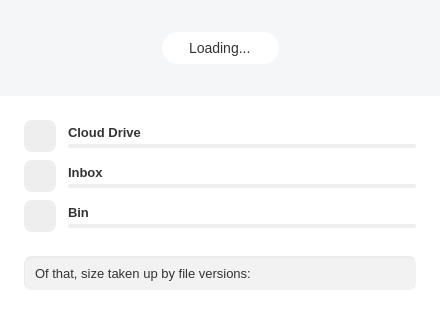
meganz/MEGAsync, file src/MEGASync/gui/linux/AccountDetailsDialog.ui: the form before one commit.
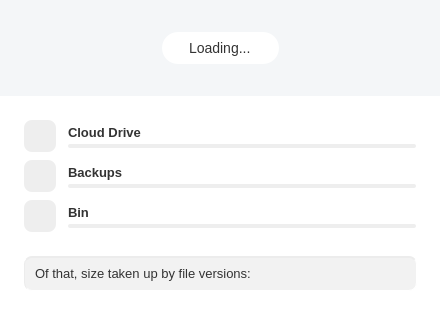
The form after the commit. Icons and pictures are not drawn. Custom widgets are drawn as their Qt base class.

Commit message: AccountDetailsDialog: Inbox->Backups

The edit to the form file:
```diff
--- a/src/MEGASync/gui/linux/AccountDetailsDialog.ui
+++ b/src/MEGASync/gui/linux/AccountDetailsDialog.ui
@@ -47,7 +47,7 @@
     min-width:440px;
 }
 
-#lCloudDrive, #lInbox, #lRubbish, #lStorage, #lTransfer
+#lCloudDrive, #lVault, #lRubbish, #lStorage, #lTransfer
 {
   color: #333333;
   font-size: 13px;
@@ -59,12 +59,12 @@
   qproperty-alignment: 'AlignLeft | AlignVCenter';
 }
 
-#lCloudDrive, #lInbox, #lRubbish
+#lCloudDrive, #lVault, #lRubbish
 {
     qproperty-alignment: 'AlignLeft | AlignBottom';
 }
 
-#wCloudDrive, #wRubbish, #wInbox
+#wCloudDrive, #wRubbish, #wVault
 {
     border: 0px;
 }
@@ -79,13 +79,13 @@
     padding-bottom: 4px;
 }
 
-#lUsedCloudDrive, #lUsedInbox,  #lUsedRubbish, #lUsedByVersions
+#lUsedCloudDrive, #lUsedVault,  #lUsedRubbish, #lUsedByVersions
 {
   color: #333333;
   font-size: 13px;
 }
 
-#lUsedCloudDrive, #lUsedInbox,  #lUsedRubbish
+#lUsedCloudDrive, #lUsedVault,  #lUsedRubbish
 {
     qproperty-alignment: 'AlignRight | AlignBottom';
     padding-right: 4px;
@@ -153,14 +153,19 @@
     background-color: #EEEEEE;
 }
 
+#bCloudDrive, #bVault, #bRubbish
+{
+    qproperty-iconSize: 24px;
+}
+
 #bCloudDrive
 {
     qproperty-icon : url(:/images/Cloud_Drive_24_ico.png);
 }
 
-#bInbox
+#bVault
 {
-    qproperty-icon : url(:/images/Inbox_24_ico.png);
+    qproperty-icon : url(:/images/Backups_24_ico.png);
 }
 
 #bRubbish
@@ -815,7 +820,7 @@
        </widget>
       </item>
       <item>
-       <widget class="QWidget" name="wInbox" native="true">
+       <widget class="QWidget" name="wVault" native="true">
         <property name="sizePolicy">
          <sizepolicy hsizetype="Preferred" vsizetype="Fixed">
           <horstretch>0</horstretch>
@@ -851,7 +856,7 @@
           <number>0</number>
          </property>
          <item>
-          <widget class="QPushButton" name="bInbox">
+          <widget class="QPushButton" name="bVault">
            <property name="sizePolicy">
             <sizepolicy hsizetype="Fixed" vsizetype="Fixed">
              <horstretch>0</horstretch>
@@ -889,19 +894,19 @@
               <number>0</number>
              </property>
              <item>
-              <widget class="QLabel" name="lInbox">
+              <widget class="QLabel" name="lVault">
                <property name="text">
-                <string>Inbox</string>
+                <string>Backups</string>
                </property>
               </widget>
              </item>
              <item>
-              <widget class="QLabel" name="lUsedInbox"/>
+              <widget class="QLabel" name="lUsedVault"/>
              </item>
             </layout>
            </item>
            <item>
-            <widget class="QProgressBar" name="pbInbox">
+            <widget class="QProgressBar" name="pbVault">
              <property name="value">
               <number>0</number>
              </property>
```
The commit also changes 13 other files.
